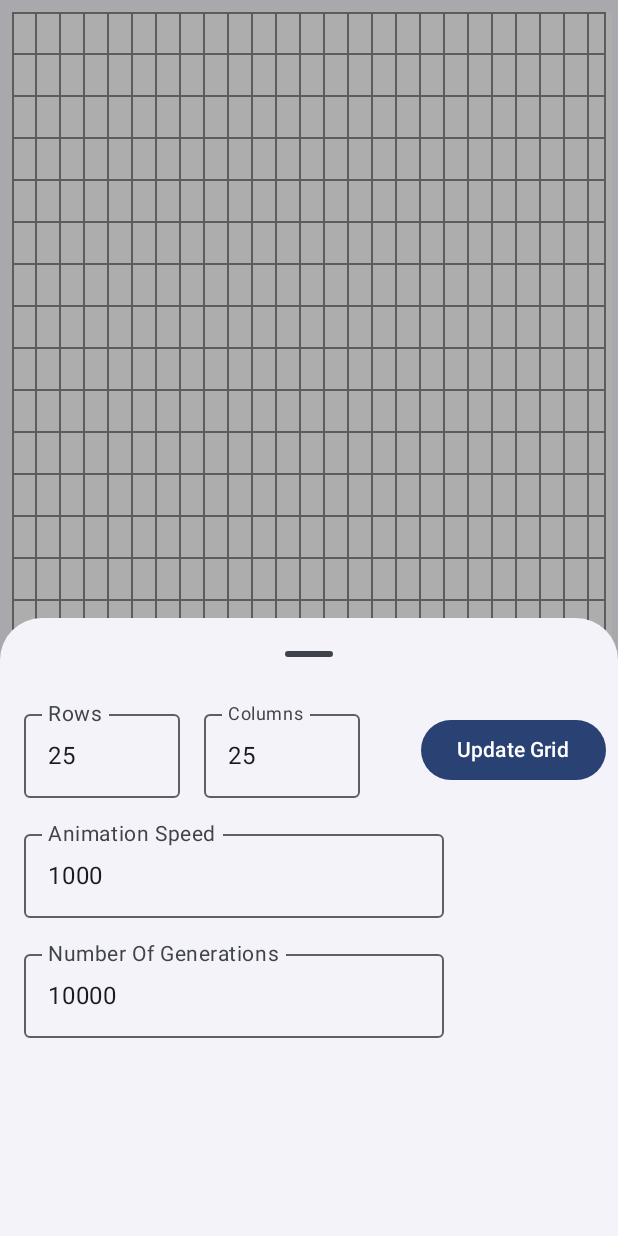
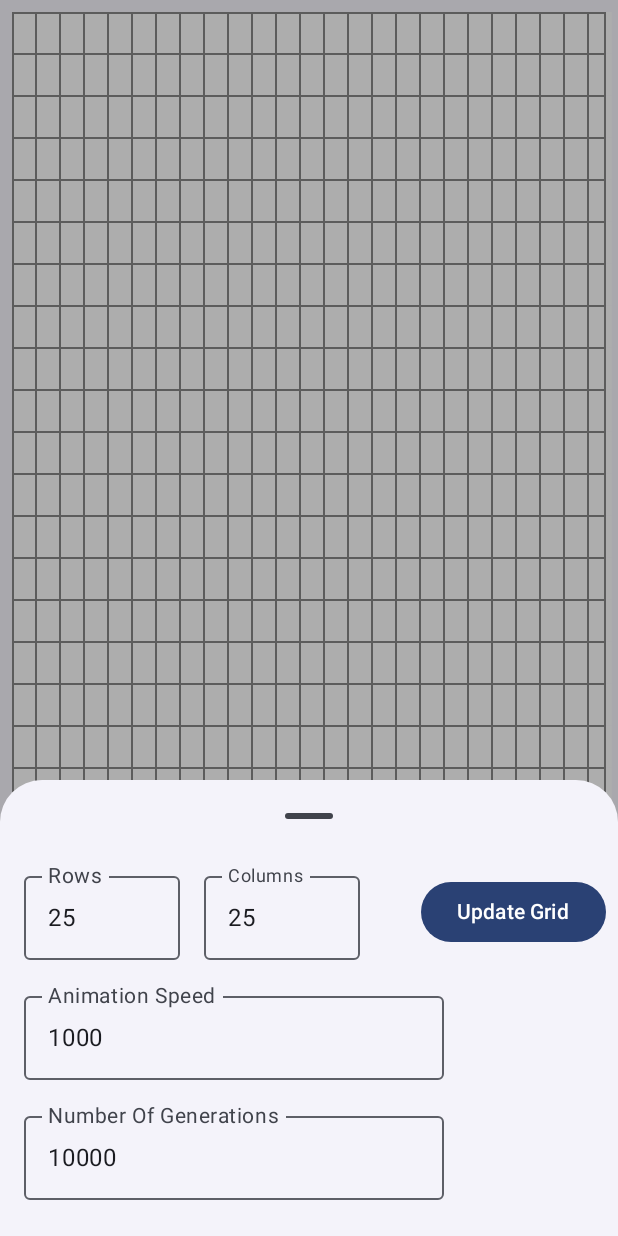
Before and after one commit to HexedAgain/GameOfLife, an Android app built with Jetpack Compose: the screen it shows after launch (MainActivity), after a tap on "Game Settings", on a phone screen of 412 x 824 dp. Run offline under Robolectric (Android 15) with nearby library versions, the phone set to English and light mode, and no system bars; our stand-ins replace Timber.

```diff
--- /dev/null
+++ b/app/src/main/java/com/example/gameoflife/ui/ActionButtonConfig.kt
@@ -0,0 +1,50 @@
+package com.example.gameoflife.ui
+
+import com.example.gameoflife.R
+
+data class ActionButtonConfig(
+    val contentDescriptionResId: Int,
+    val textResId: Int,
+    val iconResId: Int
+) {
+    enum class ActionType {
+        PLAY,
+        PAUSE,
+        RANDOMISE,
+        CLEAR,
+        SETTINGS
+    }
+
+    companion object {
+        fun actionFor (actionType: ActionType): ActionButtonConfig {
+            return when (actionType) {
+                ActionType.PLAY -> ActionButtonConfig(
+                    iconResId = R.drawable.play_arrow,
+                    textResId = R.string.play,
+                    contentDescriptionResId = R.string.content_descr_play_game_of_life,
+                )
+
+                ActionType.PAUSE -> ActionButtonConfig(
+                    iconResId = R.drawable.pause,
+                    textResId = R.string.pause,
+                    contentDescriptionResId = R.string.content_descr_pause_game_of_life
+                )
+                ActionType.RANDOMISE -> ActionButtonConfig(
+                    iconResId = R.drawable.refresh,
+                    textResId = R.string.randomise_cells,
+                    contentDescriptionResId = R.string.content_descr_randomise_cell_liveness
+                )
+                ActionType.CLEAR -> ActionButtonConfig(
+                    iconResId = R.drawable.clear,
+                    textResId = R.string.clear_cells,
+                    contentDescriptionResId = R.string.content_descr_clear_cells
+                )
+                ActionType.SETTINGS -> ActionButtonConfig(
+                    iconResId = R.drawable.settings,
+                    textResId = R.string.game_settings,
+                    contentDescriptionResId = R.string.content_descr_game_settings
+                )
+            }
+        }
+    }
+}
--- a/app/src/main/java/com/example/gameoflife/ui/MainActivity.kt
+++ b/app/src/main/java/com/example/gameoflife/ui/MainActivity.kt
@@ -15,16 +15,15 @@ import androidx.compose.foundation.layout.Box
 import androidx.compose.foundation.layout.Column
 import androidx.compose.foundation.layout.Row
 import androidx.compose.foundation.layout.Spacer
-import androidx.compose.foundation.layout.fillMaxHeight
 import androidx.compose.foundation.layout.fillMaxSize
 import androidx.compose.foundation.layout.fillMaxWidth
 import androidx.compose.foundation.layout.height
 import androidx.compose.foundation.layout.padding
 import androidx.compose.foundation.layout.width
-import androidx.compose.foundation.lazy.LazyColumn
 import androidx.compose.foundation.rememberScrollState
 import androidx.compose.foundation.shape.CircleShape
 import androidx.compose.foundation.text.KeyboardOptions
+import androidx.compose.foundation.verticalScroll
 import androidx.compose.material3.Button
 import androidx.compose.material3.ExperimentalMaterial3Api
 import androidx.compose.material3.Icon
@@ -34,9 +33,8 @@ import androidx.compose.material3.ModalBottomSheet
 import androidx.compose.material3.OutlinedTextField
 import androidx.compose.material3.Surface
 import androidx.compose.material3.Text
-import androidx.compose.material3.rememberStandardBottomSheetState
+import androidx.compose.material3.rememberModalBottomSheetState
 import androidx.compose.runtime.Composable
-import androidx.compose.runtime.LaunchedEffect
 import androidx.compose.runtime.collectAsState
 import androidx.compose.runtime.getValue
 import androidx.compose.runtime.mutableStateOf
@@ -74,15 +72,8 @@ class MainActivity: ComponentActivity() {
                     color = MaterialTheme.colorScheme.background
                 ) {
                     var showBottomSheet by remember { mutableStateOf(false) }
-                    val sheetState = rememberStandardBottomSheetState(skipHiddenState = false)
-                    LaunchedEffect(Unit) {
-                        sheetState.show() // this is a hack because the modal sheet instantly opens
-                        sheetState.hide() // without animation when first triggered (looks crapola)
-                    }
+                    val sheetState = rememberModalBottomSheetState(skipPartiallyExpanded = true)
                     if (showBottomSheet) {
-                        LaunchedEffect(Unit) {
-                            sheetState.expand()
-                        }
                         ModalBottomSheet(
                             onDismissRequest = { showBottomSheet = false },
                             sheetState = sheetState
@@ -101,29 +92,16 @@ class MainActivity: ComponentActivity() {
 
 @Composable
 fun SheetContent() {
-    LazyColumn(
-        modifier = Modifier.fillMaxHeight(.75f)
+    val scrollState = rememberScrollState()
+    Column(
+        modifier = Modifier
+            .verticalScroll(state = scrollState)
     ) {
-        item {
-            NumberOfCellsRow()
-        }
-        item {
-            AnimationSpeedRow()
-        }
-        item {
-            NumberOfGenerationsRow()
-        }
+        NumberOfCellsRow()
+        AnimationSpeedRow()
+        NumberOfGenerationsRow()
+        Box(modifier = Modifier.height(16.dp))
     }
-//    val scrollState = rememberScrollState()
-//    Column(
-//        modifier = Modifier
-//            .fillMaxHeight(.25f)
-//            .scrollable(state = scrollState, orientation = Orientation.Vertical)
-//    ) {
-//        NumberOfCellsRow()
-//        AnimationSpeedRow()
-//        NumberOfGenerationsRow()
-//    }
 }
 
 @Composable
@@ -226,7 +204,9 @@ fun AnimationSpeedRow(mainScreenViewModel: MainScreenViewModel = koinViewModel()
 }
 
 @Composable
-fun NumberOfGenerationsRow(mainScreenViewModel: MainScreenViewModel = koinViewModel()) {
+fun NumberOfGenerationsRow(
+    mainScreenViewModel: MainScreenViewModel = koinViewModel()
+) {
     val noOfGenerations by mainScreenViewModel.stepsRemaining.collectAsState()
     Row(
         modifier = Modifier.padding(horizontal = 8.dp),
@@ -329,50 +309,3 @@ fun ActionButton(
         )
     }
 }
-
-data class ActionButtonConfig(
-    val contentDescriptionResId: Int,
-    val textResId: Int,
-    val iconResId: Int
-) {
-    enum class ActionType {
-        PLAY,
-        PAUSE,
-        RANDOMISE,
-        CLEAR,
-        SETTINGS
-    }
-
-    companion object {
-        fun actionFor (actionType: ActionType): ActionButtonConfig {
-            return when (actionType) {
-                ActionType.PLAY -> ActionButtonConfig(
-                    iconResId = R.drawable.play_arrow,
-                    textResId = R.string.play,
-                    contentDescriptionResId = R.string.content_descr_play_game_of_life,
-                )
-
-                ActionType.PAUSE -> ActionButtonConfig(
-                    iconResId = R.drawable.pause,
-                    textResId = R.string.pause,
-                    contentDescriptionResId = R.string.content_descr_pause_game_of_life
-                )
-                ActionType.RANDOMISE -> ActionButtonConfig(
-                    iconResId = R.drawable.refresh,
-                    textResId = R.string.randomise_cells,
-                    contentDescriptionResId = R.string.content_descr_randomise_cell_liveness
-                )
-                ActionType.CLEAR -> ActionButtonConfig(
-                    iconResId = R.drawable.clear,
-                    textResId = R.string.clear_cells,
-                    contentDescriptionResId = R.string.content_descr_clear_cells
-                )
-                ActionType.SETTINGS -> ActionButtonConfig(
-                    iconResId = R.drawable.settings,
-                    textResId = R.string.game_settings,
-                    contentDescriptionResId = R.string.content_descr_game_settings
-                )
-            }
-        }
-    }
-}
```
Also changed, not shown: 1 other file.
